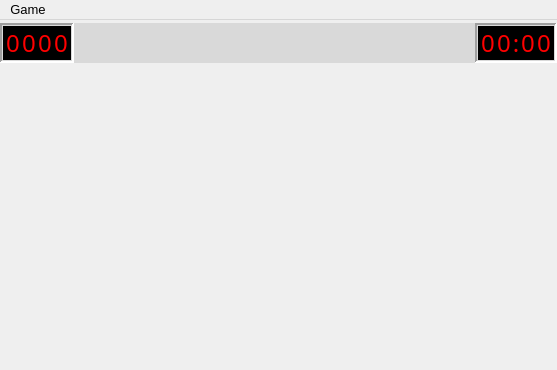
The window that mainwindow.ui (q-g-j/qminesweeper) describes before a commit, drawn with Qt 5.
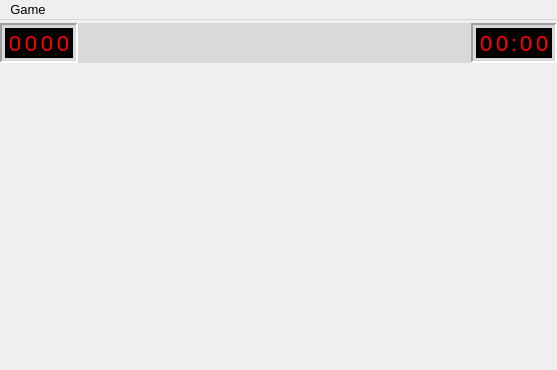
The same window after the commit. Icons and pictures are not drawn.

```diff
--- a/mainwindow.ui
+++ b/mainwindow.ui
@@ -94,17 +94,17 @@
     margin-left: -2;
   	margin-right: -2;
 	font-style: normal;
-	font-size: 24px;
+	font-size: 22px;
 	font-family: &quot;Cursed Timer ULiL&quot;;
 	color: red;
 	background-color: black;
 }
 
 QFrame {
-	padding-left: 2;
-	padding-right: 2;
-	padding-top: 2;
-	padding-bottom: 2;
+	padding-left: 4;
+	padding-right: 4;
+	padding-top: 4;
+	padding-bottom: 4;
 }
 </string>
       </property>
@@ -224,7 +224,6 @@
                </property>
                <property name="font">
                 <font>
-                 <family>Cursed Timer ULiL</family>
                  <pointsize>-1</pointsize>
                  <italic>false</italic>
                  <stylestrategy>PreferAntialias</stylestrategy>
@@ -261,7 +260,6 @@
                </property>
                <property name="font">
                 <font>
-                 <family>Cursed Timer ULiL</family>
                  <pointsize>-1</pointsize>
                  <italic>false</italic>
                  <stylestrategy>PreferAntialias</stylestrategy>
@@ -301,7 +299,6 @@
                </property>
                <property name="font">
                 <font>
-                 <family>Cursed Timer ULiL</family>
                  <pointsize>-1</pointsize>
                  <italic>false</italic>
                  <stylestrategy>PreferAntialias</stylestrategy>
@@ -341,7 +338,6 @@
                </property>
                <property name="font">
                 <font>
-                 <family>Cursed Timer ULiL</family>
                  <pointsize>-1</pointsize>
                  <italic>false</italic>
                  <stylestrategy>PreferAntialias</stylestrategy>
@@ -381,7 +377,6 @@
                </property>
                <property name="font">
                 <font>
-                 <family>Cursed Timer ULiL</family>
                  <pointsize>-1</pointsize>
                  <italic>false</italic>
                  <stylestrategy>PreferAntialias</stylestrategy>
@@ -424,7 +419,6 @@
                </property>
                <property name="font">
                 <font>
-                 <family>Cursed Timer ULiL</family>
                  <pointsize>-1</pointsize>
                  <italic>false</italic>
                  <stylestrategy>PreferAntialias</stylestrategy>
@@ -619,7 +613,6 @@
                </property>
                <property name="font">
                 <font>
-                 <family>Cursed Timer ULiL</family>
                  <pointsize>-1</pointsize>
                  <italic>false</italic>
                  <stylestrategy>PreferAntialias</stylestrategy>
@@ -656,7 +649,6 @@
                </property>
                <property name="font">
                 <font>
-                 <family>Cursed Timer ULiL</family>
                  <pointsize>-1</pointsize>
                  <italic>false</italic>
                  <stylestrategy>PreferAntialias</stylestrategy>
@@ -699,7 +691,6 @@
                </property>
                <property name="font">
                 <font>
-                 <family>Cursed Timer ULiL</family>
                  <pointsize>-1</pointsize>
                  <italic>false</italic>
                  <stylestrategy>PreferAntialias</stylestrategy>
@@ -742,7 +733,6 @@
                </property>
                <property name="font">
                 <font>
-                 <family>Cursed Timer ULiL</family>
                  <pointsize>-1</pointsize>
                  <italic>false</italic>
                  <stylestrategy>PreferAntialias</stylestrategy>
@@ -782,7 +772,6 @@
                </property>
                <property name="font">
                 <font>
-                 <family>Cursed Timer ULiL</family>
                  <pointsize>-1</pointsize>
                  <italic>false</italic>
                  <stylestrategy>PreferAntialias</stylestrategy>
@@ -825,7 +814,6 @@
                </property>
                <property name="font">
                 <font>
-                 <family>Cursed Timer ULiL</family>
                  <pointsize>-1</pointsize>
                  <italic>false</italic>
                  <stylestrategy>PreferAntialias</stylestrategy>
@@ -871,7 +859,6 @@
                </property>
                <property name="font">
                 <font>
-                 <family>Cursed Timer ULiL</family>
                  <pointsize>-1</pointsize>
                  <italic>false</italic>
                  <stylestrategy>PreferAntialias</stylestrategy>
```
Left out of the diff: 7 changed lines with no effect on the pictures.
